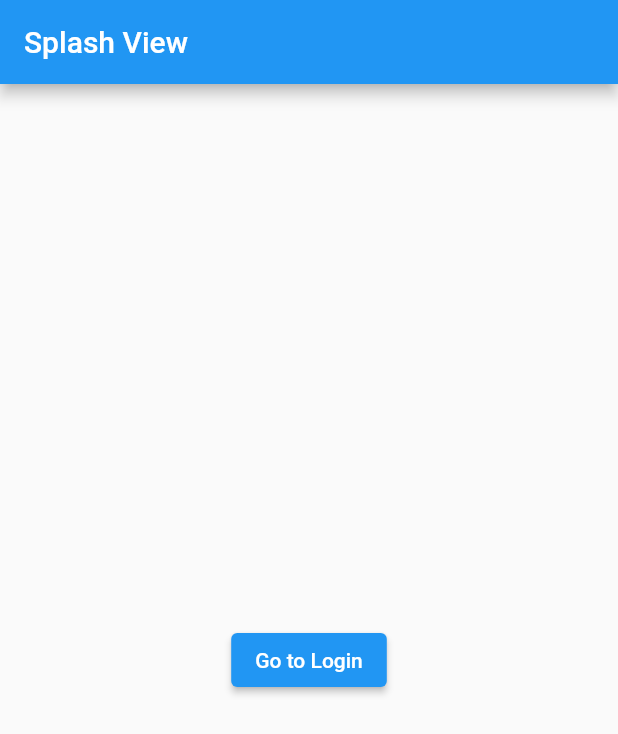
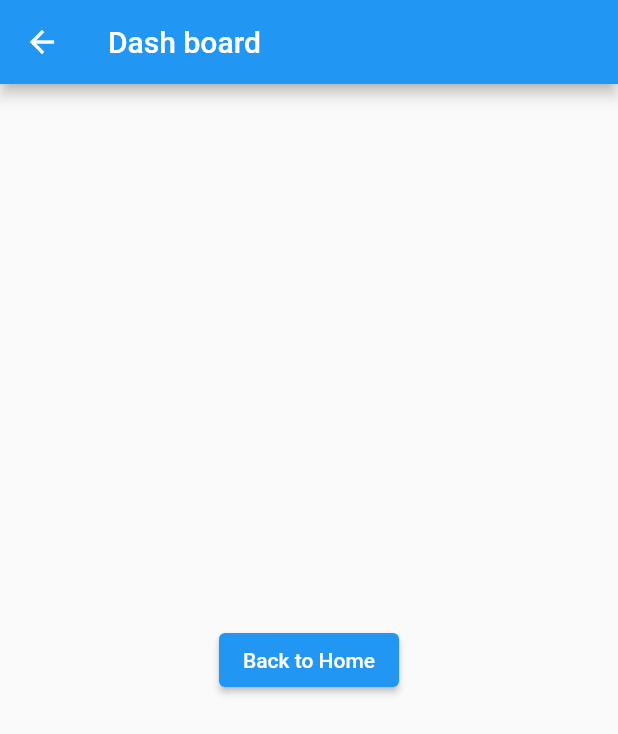
Before and after one commit to rossnguyen/flutter-getx, a Flutter app: the screen it shows after launch, on a phone screen of 412 x 824 dp. Shown: the top 734 px of the screen. Run offline on Flutter 3.47's test engine with Material 2 defaults, Android fonts, the phone set to English and light mode, and no system bars; our stand-ins replace get.

Commit message:
routing callback and middle ware

```diff
--- /dev/null
+++ b/lib/auth_middle_ware.dart
@@ -0,0 +1,15 @@
+import 'package:flutter/material.dart';
+import 'package:get/get.dart';
+
+import 'routes/app_pages.dart';
+
+class AuthMiddleWare extends GetMiddleware{
+  final isLoggedIn = true;
+
+  @override
+  RouteSettings? redirect(String? route) {
+    return isLoggedIn
+        ? const RouteSettings(name: Routes.HOME)
+        : const RouteSettings(name: Routes.LOGIN);
+  }
+}
--- a/lib/main.dart
+++ b/lib/main.dart
@@ -1,14 +1,17 @@
 import 'package:flutter/material.dart';
+import 'package:flutter/scheduler.dart';
 import 'package:get/get.dart';
+import 'package:getx_demo/pages/dashboard/dashboard_view.dart';
 import 'package:getx_demo/pages/splash/splash_view.dart';
 import 'package:getx_demo/routes/app_pages.dart';
 
 void main() {
-  runApp(const MyApp());
+  runApp(MyApp());
 }
 
 class MyApp extends StatelessWidget {
-  const MyApp({Key? key}) : super(key: key);
+  MyApp({Key? key}) : super(key: key);
+  bool alreadyShowDashBoard = false;
   @override
   Widget build(BuildContext context) {
     return GetMaterialApp(
@@ -19,6 +22,14 @@ class MyApp extends StatelessWidget {
       // home: const SplashView(),
       getPages: AppPages.routes,
       initialRoute: AppPages.INITIAL,
+      routingCallback: (routing) {
+        if (routing?.current == Routes.HOME && !alreadyShowDashBoard) {
+          SchedulerBinding.instance.addPostFrameCallback((timeStamp) {
+            alreadyShowDashBoard = true;
+            Get.toNamed(Routes.DASHBOARD);
+          });
+        }
+      },
     );
   }
 }
--- /dev/null
+++ b/lib/pages/dashboard/dashboard_view.dart
@@ -0,0 +1,23 @@
+import 'package:flutter/cupertino.dart';
+import 'package:flutter/material.dart';
+import 'package:get/get.dart';
+
+class DashBoardView extends StatelessWidget{
+  const DashBoardView({Key? key}) : super(key: key);
+
+  @override
+  Widget build(BuildContext context) {
+    return Scaffold(
+        appBar: AppBar(title: const Text('Dash board')),
+        body: Center(
+          child: ElevatedButton(
+            onPressed: () {
+              // Navigator.pop(context);
+              Get.back();
+            },
+            child: const Text('Back to Home'),
+          ),
+        ));
+  }
+
+}
--- a/lib/routes/app_pages.dart
+++ b/lib/routes/app_pages.dart
@@ -1,4 +1,6 @@
 import 'package:get/get.dart';
+import 'package:getx_demo/auth_middle_ware.dart';
+import 'package:getx_demo/pages/dashboard/dashboard_view.dart';
 import 'package:getx_demo/pages/login/login_view.dart';
 import 'package:getx_demo/pages/home/home_view.dart';
 import 'package:getx_demo/pages/splash/splash_view.dart';
@@ -15,6 +17,7 @@ class AppPages {
       name: _Paths.SPLASH,
       page: () => const SplashView(),
       // binding: HomeBinding(),
+      middlewares: [AuthMiddleWare()]
     ),
     GetPage(
       name: _Paths.LOGIN,
@@ -26,5 +29,10 @@ class AppPages {
       page: () => const HomeView(),
       // binding: SplashBinding(),
     ),
+    GetPage(
+      name: _Paths.DASHBOARD,
+      page: () => const DashBoardView(),
+      // binding: SplashBinding(),
+    ),
   ];
 }
--- a/lib/routes/app_routes.dart
+++ b/lib/routes/app_routes.dart
@@ -6,6 +6,7 @@ abstract class Routes {
   static const SPLASH = _Paths.SPLASH;
   static const LOGIN = _Paths.LOGIN;
   static const HOME = _Paths.HOME;
+  static const DASHBOARD = _Paths.DASHBOARD;
 }
 
 abstract class _Paths {
@@ -13,4 +14,5 @@ abstract class _Paths {
   static const SPLASH = '/splash';
   static const LOGIN = '/login';
   static const HOME = '/home';
+  static const DASHBOARD = '/dash_board';
 }
```
